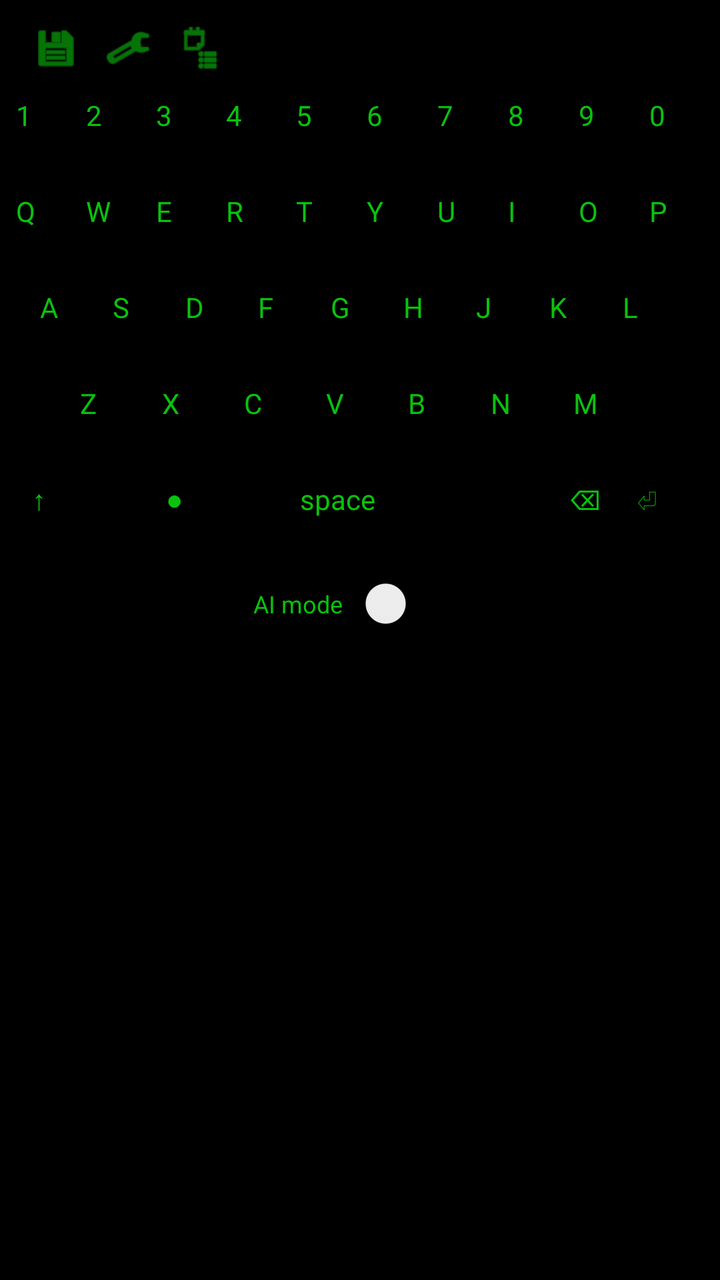
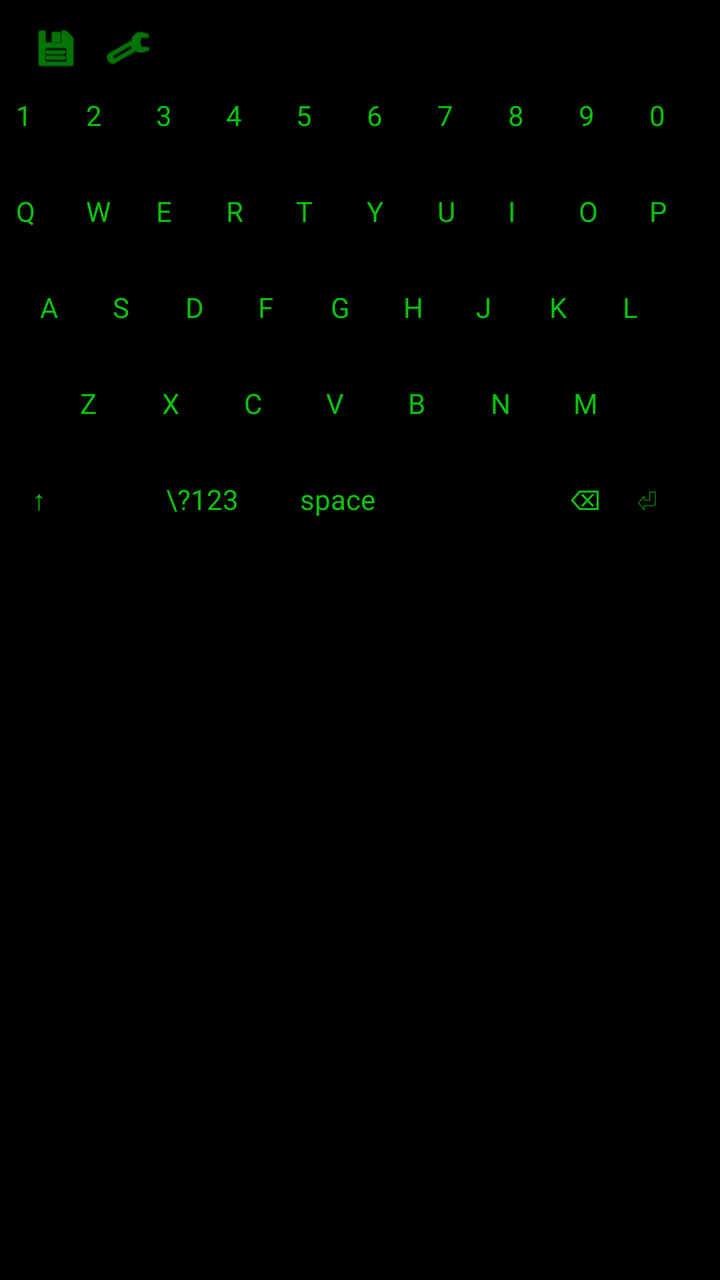

An Android layout rendered at two revisions. The XML below is the earlier revision; the diff shows what the commit changed to produce the second picture.
<!-- AndroidManifest.xml: application theme Theme.SciFiLauncher -->
<!-- res/layout/view_xenos_keyboard.xml -->
<?xml version="1.0" encoding="utf-8"?>
<LinearLayout xmlns:android="http://schemas.android.com/apk/res/android"
    android:id="@+id/xenos_root"
    android:layout_width="match_parent"
    android:layout_height="wrap_content"
    android:orientation="vertical"
    android:padding="4dp"
    android:background="#FF000000">

    
    <LinearLayout
        android:id="@+id/xenos_toolbar"
        android:layout_width="match_parent"
        android:layout_height="40dp"
        android:orientation="horizontal"
        android:gravity="center_vertical"
        android:paddingStart="8dp"
        android:paddingEnd="8dp">

        <ImageButton
            android:id="@+id/btn_clipboard"
            android:layout_width="32dp"
            android:layout_height="32dp"
            android:background="@drawable/xenos_key_black"
            android:src="@android:drawable/ic_menu_save"
            android:tint="#FF09C20C"
            android:contentDescription="Clipboard" />

        <ImageButton
            android:id="@+id/btn_fonts"
            android:layout_width="32dp"
            android:layout_height="32dp"
            android:layout_marginStart="4dp"
            android:background="@drawable/xenos_key_black"
            android:src="@android:drawable/ic_menu_manage"
            android:tint="#FF09C20C"
            android:contentDescription="Fonts" />

        <ImageButton
            android:id="@+id/btn_settings"
            android:layout_width="32dp"
            android:layout_height="32dp"
            android:layout_marginStart="4dp"
            android:background="@drawable/xenos_key_black"
            android:src="@android:drawable/ic_menu_agenda"
            android:tint="#FF09C20C"
            android:contentDescription="Settings" />
    </LinearLayout>

    
    <FrameLayout
        android:id="@+id/xenos_content"
        android:layout_width="match_parent"
        android:layout_height="wrap_content">

        
        <LinearLayout
            android:id="@+id/xenos_key_area"
            android:layout_width="match_parent"
            android:layout_height="wrap_content"
            android:orientation="vertical">

            
            <LinearLayout
                android:layout_width="match_parent"
                android:layout_height="wrap_content"
                android:gravity="center"
                android:weightSum="10">

                <Button
                    android:id="@+id/key_1"
                    android:layout_width="0dp"
                    android:layout_height="48dp"
                    android:layout_weight="1"
                    android:text="1"
                    android:textColor="#FF09C20C"
                    android:background="@drawable/xenos_key_black" />

                <Button
                    android:id="@+id/key_2"
                    android:layout_width="0dp"
                    android:layout_height="48dp"
                    android:layout_weight="1"
                    android:text="2"
                    android:textColor="#FF09C20C"
                    android:background="@drawable/xenos_key_black" />

                <Button
                    android:id="@+id/key_3"
                    android:layout_width="0dp"
                    android:layout_height="48dp"
                    android:layout_weight="1"
                    android:text="3"
                    android:textColor="#FF09C20C"
                    android:background="@drawable/xenos_key_black" />

                <Button
                    android:id="@+id/key_4"
                    android:layout_width="0dp"
                    android:layout_height="48dp"
                    android:layout_weight="1"
                    android:text="4"
                    android:textColor="#FF09C20C"
                    android:background="@drawable/xenos_key_black" />

                <Button
                    android:id="@+id/key_5"
                    android:layout_width="0dp"
                    android:layout_height="48dp"
                    android:layout_weight="1"
                    android:text="5"
                    android:textColor="#FF09C20C"
                    android:background="@drawable/xenos_key_black" />

                <Button
                    android:id="@+id/key_6"
                    android:layout_width="0dp"
                    android:layout_height="48dp"
                    android:layout_weight="1"
                    android:text="6"
                    android:textColor="#FF09C20C"
                    android:background="@drawable/xenos_key_black" />

                <Button
                    android:id="@+id/key_7"
                    android:layout_width="0dp"
                    android:layout_height="48dp"
                    android:layout_weight="1"
                    android:text="7"
                    android:textColor="#FF09C20C"
                    android:background="@drawable/xenos_key_black" />

                <Button
                    android:id="@+id/key_8"
                    android:layout_width="0dp"
                    android:layout_height="48dp"
                    android:layout_weight="1"
                    android:text="8"
                    android:textColor="#FF09C20C"
                    android:background="@drawable/xenos_key_black" />

                <Button
                    android:id="@+id/key_9"
                    android:layout_width="0dp"
                    android:layout_height="48dp"
                    android:layout_weight="1"
                    android:text="9"
                    android:textColor="#FF09C20C"
                    android:background="@drawable/xenos_key_black" />

                <Button
                    android:id="@+id/key_0"
                    android:layout_width="0dp"
                    android:layout_height="48dp"
                    android:layout_weight="1"
                    android:text="0"
                    android:textColor="#FF09C20C"
                    android:background="@drawable/xenos_key_black" />
            </LinearLayout>

            
            <LinearLayout
                android:layout_width="match_parent"
                android:layout_height="wrap_content"
                android:gravity="center"
                android:weightSum="10">

                <Button
                    android:id="@+id/key_q"
                    android:layout_width="0dp"
                    android:layout_height="48dp"
                    android:layout_weight="1"
                    android:text="Q"
                    android:textColor="#FF09C20C"
                    android:background="@drawable/xenos_key_black" />

                <Button
                    android:id="@+id/key_w"
                    android:layout_width="0dp"
                    android:layout_height="48dp"
                    android:layout_weight="1"
                    android:text="W"
                    android:textColor="#FF09C20C"
                    android:background="@drawable/xenos_key_black" />

                <Button
                    android:id="@+id/key_e"
                    android:layout_width="0dp"
                    android:layout_height="48dp"
                    android:layout_weight="1"
                    android:text="E"
                    android:textColor="#FF09C20C"
                    android:background="@drawable/xenos_key_black" />

                <Button
                    android:id="@+id/key_r"
                    android:layout_width="0dp"
                    android:layout_height="48dp"
                    android:layout_weight="1"
                    android:text="R"
                    android:textColor="#FF09C20C"
                    android:background="@drawable/xenos_key_black" />

                <Button
                    android:id="@+id/key_t"
                    android:layout_width="0dp"
                    android:layout_height="48dp"
                    android:layout_weight="1"
                    android:text="T"
                    android:textColor="#FF09C20C"
                    android:background="@drawable/xenos_key_black" />

                <Button
                    android:id="@+id/key_y"
                    android:layout_width="0dp"
                    android:layout_height="48dp"
                    android:layout_weight="1"
                    android:text="Y"
                    android:textColor="#FF09C20C"
                    android:background="@drawable/xenos_key_black" />

                <Button
                    android:id="@+id/key_u"
                    android:layout_width="0dp"
                    android:layout_height="48dp"
                    android:layout_weight="1"
                    android:text="U"
                    android:textColor="#FF09C20C"
                    android:background="@drawable/xenos_key_black" />

                <Button
                    android:id="@+id/key_i"
                    android:layout_width="0dp"
                    android:layout_height="48dp"
                    android:layout_weight="1"
                    android:text="I"
                    android:textColor="#FF09C20C"
                    android:background="@drawable/xenos_key_black" />

                <Button
                    android:id="@+id/key_o"
                    android:layout_width="0dp"
                    android:layout_height="48dp"
                    android:layout_weight="1"
                    android:text="O"
                    android:textColor="#FF09C20C"
                    android:background="@drawable/xenos_key_black" />

                <Button
                    android:id="@+id/key_p"
                    android:layout_width="0dp"
                    android:layout_height="48dp"
                    android:layout_weight="1"
                    android:text="P"
                    android:textColor="#FF09C20C"
                    android:background="@drawable/xenos_key_black" />
            </LinearLayout>

            
            <LinearLayout
                android:layout_width="match_parent"
                android:layout_height="wrap_content"
                android:gravity="center"
                android:weightSum="9"
                android:paddingStart="12dp"
                android:paddingEnd="12dp">

                <Button
                    android:id="@+id/key_a"
                    android:layout_width="0dp"
                    android:layout_height="48dp"
                    android:layout_weight="1"
                    android:text="A"
                    android:textColor="#FF09C20C"
                    android:background="@drawable/xenos_key_black" />

                <Button
                    android:id="@+id/key_s"
                    android:layout_width="0dp"
                    android:layout_height="48dp"
                    android:layout_weight="1"
                    android:text="S"
                    android:textColor="#FF09C20C"
                    android:background="@drawable/xenos_key_black" />

                <Button
                    android:id="@+id/key_d"
                    android:layout_width="0dp"
                    android:layout_height="48dp"
                    android:layout_weight="1"
                    android:text="D"
                    android:textColor="#FF09C20C"
                    android:background="@drawable/xenos_key_black" />

                <Button
                    android:id="@+id/key_f"
                    android:layout_width="0dp"
                    android:layout_height="48dp"
                    android:layout_weight="1"
                    android:text="F"
                    android:textColor="#FF09C20C"
                    android:background="@drawable/xenos_key_black" />

                <Button
                    android:id="@+id/key_g"
                    android:layout_width="0dp"
                    android:layout_height="48dp"
                    android:layout_weight="1"
                    android:text="G"
                    android:textColor="#FF09C20C"
                    android:background="@drawable/xenos_key_black" />

                <Button
                    android:id="@+id/key_h"
                    android:layout_width="0dp"
                    android:layout_height="48dp"
                    android:layout_weight="1"
                    android:text="H"
                    android:textColor="#FF09C20C"
                    android:background="@drawable/xenos_key_black" />

                <Button
                    android:id="@+id/key_j"
                    android:layout_width="0dp"
                    android:layout_height="48dp"
                    android:layout_weight="1"
                    android:text="J"
                    android:textColor="#FF09C20C"
                    android:background="@drawable/xenos_key_black" />

                <Button
                    android:id="@+id/key_k"
                    android:layout_width="0dp"
                    android:layout_height="48dp"
                    android:layout_weight="1"
                    android:text="K"
                    android:textColor="#FF09C20C"
                    android:background="@drawable/xenos_key_black" />

                <Button
                    android:id="@+id/key_l"
                    android:layout_width="0dp"
                    android:layout_height="48dp"
                    android:layout_weight="1"
                    android:text="L"
                    android:textColor="#FF09C20C"
                    android:background="@drawable/xenos_key_black" />
            </LinearLayout>

            
            <LinearLayout
                android:layout_width="match_parent"
                android:layout_height="wrap_content"
                android:gravity="center"
                android:weightSum="7"
                android:paddingStart="32dp"
                android:paddingEnd="32dp">

                <Button
                    android:id="@+id/key_z"
                    android:layout_width="0dp"
                    android:layout_height="48dp"
                    android:layout_weight="1"
                    android:text="Z"
                    android:textColor="#FF09C20C"
                    android:background="@drawable/xenos_key_black" />

                <Button
                    android:id="@+id/key_x"
                    android:layout_width="0dp"
                    android:layout_height="48dp"
                    android:layout_weight="1"
                    android:text="X"
                    android:textColor="#FF09C20C"
                    android:background="@drawable/xenos_key_black" />

                <Button
                    android:id="@+id/key_c"
                    android:layout_width="0dp"
                    android:layout_height="48dp"
                    android:layout_weight="1"
                    android:text="C"
                    android:textColor="#FF09C20C"
                    android:background="@drawable/xenos_key_black" />

                <Button
                    android:id="@+id/key_v"
                    android:layout_width="0dp"
                    android:layout_height="48dp"
                    android:layout_weight="1"
                    android:text="V"
                    android:textColor="#FF09C20C"
                    android:background="@drawable/xenos_key_black" />

                <Button
                    android:id="@+id/key_b"
                    android:layout_width="0dp"
                    android:layout_height="48dp"
                    android:layout_weight="1"
                    android:text="B"
                    android:textColor="#FF09C20C"
                    android:background="@drawable/xenos_key_black" />

                <Button
                    android:id="@+id/key_n"
                    android:layout_width="0dp"
                    android:layout_height="48dp"
                    android:layout_weight="1"
                    android:text="N"
                    android:textColor="#FF09C20C"
                    android:background="@drawable/xenos_key_black" />

                <Button
                    android:id="@+id/key_m"
                    android:layout_width="0dp"
                    android:layout_height="48dp"
                    android:layout_weight="1"
                    android:text="M"
                    android:textColor="#FF09C20C"
                    android:background="@drawable/xenos_key_black" />
            </LinearLayout>

            
            <LinearLayout
                android:layout_width="match_parent"
                android:layout_height="wrap_content"
                android:gravity="center"
                android:weightSum="5"
                android:paddingStart="8dp"
                android:paddingEnd="8dp">

                <Button
                    android:id="@+id/key_shift"
                    android:layout_width="0dp"
                    android:layout_height="48dp"
                    android:layout_weight="1"
                    android:text="↑"
                    android:textColor="#FF09C20C"
                    android:background="@drawable/xenos_key_black" />

                <Button
                    android:id="@+id/key_theme"
                    android:layout_width="0dp"
                    android:layout_height="48dp"
                    android:layout_weight="1"
                    android:text="●"
                    android:textColor="#FF09C20C"
                    android:background="@drawable/xenos_key_black" />

                <Button
                    android:id="@+id/key_space"
                    android:layout_width="0dp"
                    android:layout_height="48dp"
                    android:layout_weight="2"
                    android:text="space"
                    android:textColor="#FF09C20C"
                    android:background="@drawable/xenos_key_black" />

                <Button
                    android:id="@+id/key_delete"
                    android:layout_width="0dp"
                    android:layout_height="48dp"
                    android:layout_weight="0.5"
                    android:text="⌫"
                    android:textColor="#FF09C20C"
                    android:background="@drawable/xenos_key_black" />

                <Button
                    android:id="@+id/key_enter"
                    android:layout_width="0dp"
                    android:layout_height="48dp"
                    android:layout_weight="0.5"
                    android:text="⏎"
                    android:textColor="#FF09C20C"
                    android:background="@drawable/xenos_key_black" />
            </LinearLayout>
        </LinearLayout>

        
        <ScrollView
            android:id="@+id/xenos_clipboard_panel"
            android:layout_width="match_parent"
            android:layout_height="wrap_content"
            android:visibility="gone">

            <LinearLayout
                android:id="@+id/xenos_clipboard_list"
                android:layout_width="match_parent"
                android:layout_height="wrap_content"
                android:orientation="vertical"
                android:padding="4dp" />
        </ScrollView>

        
        <LinearLayout
            android:id="@+id/xenos_settings_overlay"
            android:layout_width="match_parent"
            android:layout_height="60dp"
            android:orientation="horizontal"
            android:gravity="center_vertical"
            android:padding="8dp"
            android:background="#CC000000"
            android:visibility="gone">

            <TextView
                android:id="@+id/txt_tiles"
                android:layout_width="wrap_content"
                android:layout_height="wrap_content"
                android:text="Tiles"
                android:textColor="#FF09C20C"
                android:textSize="12sp" />

            <Switch
                android:id="@+id/switch_color_mode"
                android:layout_width="wrap_content"
                android:layout_height="wrap_content"
                android:layout_marginStart="8dp" />

            <Button
                android:id="@+id/btn_change_mode"
                android:layout_width="wrap_content"
                android:layout_height="wrap_content"
                android:layout_marginStart="16dp"
                android:text="Change mode"
                android:textColor="#FF09C20C"
                android:background="@drawable/xenos_key_black" />
        </LinearLayout>

    </FrameLayout>

    
    <LinearLayout
        android:id="@+id/xenos_settings_panel"
        android:layout_width="match_parent"
        android:layout_height="36dp"
        android:orientation="horizontal"
        android:gravity="center"
        android:paddingStart="8dp"
        android:paddingEnd="8dp">

        <TextView
            android:id="@+id/txt_ai_mode"
            android:layout_width="wrap_content"
            android:layout_height="wrap_content"
            android:text="AI mode"
            android:textColor="#FF09C20C"
            android:textSize="12sp" />

        <Switch
            android:id="@+id/switch_ai_mode"
            android:layout_width="wrap_content"
            android:layout_height="wrap_content"
            android:layout_marginStart="8dp" />
    </LinearLayout>

</LinearLayout>
<!-- resources referenced by this layout -->
<resources>
  <!-- drawable xenos_key_black (drawable) -->
  <?xml version="1.0" encoding="utf-8"?>
  <shape xmlns:android="http://schemas.android.com/apk/res/android"
      android:shape="rectangle">
      <corners android:radius="6dp" />
      <solid android:color="#FF000000" />
      <stroke
          android:width="2dp"
          android:color="#FF000000" />
      <padding
          android:left="4dp"
          android:top="4dp"
          android:right="4dp"
          android:bottom="4dp" />
  </shape>
  <style name="Theme.SciFiLauncher" parent="android:Theme.Material.Light.NoActionBar" />
</resources>

<!-- the commit's change to res/layout/view_xenos_keyboard.xml (unified diff, before → after) -->
@@ -27,24 +27,15 @@
             android:contentDescription="Clipboard" />
 
         <ImageButton
-            android:id="@+id/btn_fonts"
+            android:id="@+id/btn_settings"
             android:layout_width="32dp"
             android:layout_height="32dp"
             android:layout_marginStart="4dp"
             android:background="@drawable/xenos_key_black"
             android:src="@android:drawable/ic_menu_manage"
             android:tint="#FF09C20C"
-            android:contentDescription="Fonts" />
-
-        <ImageButton
-            android:id="@+id/btn_settings"
-            android:layout_width="32dp"
-            android:layout_height="32dp"
-            android:layout_marginStart="4dp"
-            android:background="@drawable/xenos_key_black"
-            android:src="@android:drawable/ic_menu_agenda"
-            android:tint="#FF09C20C"
             android:contentDescription="Settings" />
+
     </LinearLayout>
 
     
@@ -443,7 +434,7 @@
                     android:layout_width="0dp"
                     android:layout_height="48dp"
                     android:layout_weight="1"
-                    android:text="●"
+                    android:text="\?123"
                     android:textColor="#FF09C20C"
                     android:background="@drawable/xenos_key_black" />
 
@@ -474,6 +465,356 @@
                     android:textColor="#FF09C20C"
                     android:background="@drawable/xenos_key_black" />
             </LinearLayout>
+        </LinearLayout>
+
+        
+        <LinearLayout
+            android:id="@+id/xenos_symbol_area"
+            android:layout_width="match_parent"
+            android:layout_height="wrap_content"
+            android:orientation="vertical"
+            android:visibility="gone">
+
+            
+            <LinearLayout
+                android:layout_width="match_parent"
+                android:layout_height="wrap_content"
+                android:gravity="center"
+                android:weightSum="10">
+
+                <Button
+                    android:id="@+id/sym_exclam"
+                    android:layout_width="0dp"
+                    android:layout_height="48dp"
+                    android:layout_weight="1"
+                    android:text="!"
+                    android:textColor="#E91E63"
+                    android:background="@drawable/xenos_key_black" />
+
+                <Button
+                    android:id="@+id/sym_at"
+                    android:layout_width="0dp"
+                    android:layout_height="48dp"
+                    android:layout_weight="1"
+                    android:text="@"
+                    android:textColor="#C20925"
+                    android:background="@drawable/xenos_key_black" />
+
+                <Button
+                    android:id="@+id/sym_hash"
+                    android:layout_width="0dp"
+                    android:layout_height="48dp"
+                    android:layout_weight="1"
+                    android:text="#"
+                    android:textColor="#FF09C20C"
+                    android:background="@drawable/xenos_key_black" />
+
+                <Button
+                    android:id="@+id/sym_dollar"
+                    android:layout_width="0dp"
+                    android:layout_height="48dp"
+                    android:layout_weight="1"
+                    android:text="$"
+                    android:textColor="#FF09C20C"
+                    android:background="@drawable/xenos_key_black" />
+
+                <Button
+                    android:id="@+id/sym_percent"
+                    android:layout_width="0dp"
+                    android:layout_height="48dp"
+                    android:layout_weight="1"
+                    android:text="%"
+                    android:textColor="#FF09C20C"
+                    android:background="@drawable/xenos_key_black" />
+
+                <Button
+                    android:id="@+id/sym_amp"
+                    android:layout_width="0dp"
+                    android:layout_height="48dp"
+                    android:layout_weight="1"
+                    android:text="&amp;"
+                    android:textColor="#FF09C20C"
+                    android:background="@drawable/xenos_key_black" />
+
+                <Button
+                    android:id="@+id/sym_star"
+                    android:layout_width="0dp"
+                    android:layout_height="48dp"
+                    android:layout_weight="1"
+                    android:text="*"
+                    android:textColor="#FF09C20C"
+                    android:background="@drawable/xenos_key_black" />
+
+                <Button
+                    android:id="@+id/sym_lparen"
+                    android:layout_width="0dp"
+                    android:layout_height="48dp"
+                    android:layout_weight="1"
+                    android:text="("
+                    android:textColor="#FF09C20C"
+                    android:background="@drawable/xenos_key_black" />
+
+                <Button
+                    android:id="@+id/sym_rparen"
+                    android:layout_width="0dp"
+                    android:layout_height="48dp"
+                    android:layout_weight="1"
+                    android:text=")"
+                    android:textColor="#FF09C20C"
+                    android:background="@drawable/xenos_key_black" />
+
+                <Button
+                    android:id="@+id/sym_underscore"
+                    android:layout_width="0dp"
+                    android:layout_height="48dp"
+                    android:layout_weight="1"
+                    android:text="_"
+                    android:textColor="#FF09C20C"
+                    android:background="@drawable/xenos_key_black" />
+            </LinearLayout>
+
+            
+            <LinearLayout
+                android:layout_width="match_parent"
+                android:layout_height="wrap_content"
+                android:gravity="center"
+                android:weightSum="10">
+
+                <Button
+                    android:id="@+id/sym_plus"
+                    android:layout_width="0dp"
+                    android:layout_height="48dp"
+                    android:layout_weight="1"
+                    android:text="+"
+                    android:textColor="#FF09C20C"
+                    android:background="@drawable/xenos_key_black" />
+
+                <Button
+                    android:id="@+id/sym_minus"
+                    android:layout_width="0dp"
+                    android:layout_height="48dp"
+                    android:layout_weight="1"
+                    android:text="-"
+                    android:textColor="#FF09C20C"
+                    android:background="@drawable/xenos_key_black" />
+
+                <Button
+                    android:id="@+id/sym_equal"
+                    android:layout_width="0dp"
+                    android:layout_height="48dp"
+                    android:layout_weight="1"
+                    android:text="="
+                    android:textColor="#FF09C20C"
+                    android:background="@drawable/xenos_key_black" />
+
+                <Button
+                    android:id="@+id/sym_slash"
+                    android:layout_width="0dp"
+                    android:layout_height="48dp"
+                    android:layout_weight="1"
+                    android:text="/"
+                    android:textColor="#FF09C20C"
+                    android:background="@drawable/xenos_key_black" />
+
+                <Button
+                    android:id="@+id/sym_backslash"
+                    android:layout_width="0dp"
+                    android:layout_height="48dp"
+                    android:layout_weight="1"
+                    android:text="\\"
+                    android:textColor="#FF09C20C"
+                    android:background="@drawable/xenos_key_black" />
+
+                <Button
+                    android:id="@+id/sym_pipe"
+                    android:layout_width="0dp"
+                    android:layout_height="48dp"
+                    android:layout_weight="1"
+                    android:text="|"
+                    android:textColor="#FF09C20C"
+                    android:background="@drawable/xenos_key_black" />
+
+                <Button
+                    android:id="@+id/sym_tilde"
+                    android:layout_width="0dp"
+                    android:layout_height="48dp"
+                    android:layout_weight="1"
+                    android:text="~"
+                    android:textColor="#FF09C20C"
+                    android:background="@drawable/xenos_key_black" />
+
+                <Button
+                    android:id="@+id/sym_lt"
+                    android:layout_width="0dp"
+                    android:layout_height="48dp"
+                    android:layout_weight="1"
+                    android:text="&lt;"
+                    android:textColor="#FF09C20C"
+                    android:background="@drawable/xenos_key_black" />
+
+                <Button
+                    android:id="@+id/sym_gt"
+                    android:layout_width="0dp"
+                    android:layout_height="48dp"
+                    android:layout_weight="1"
+                    android:text="&gt;"
+                    android:textColor="#FF09C20C"
+                    android:background="@drawable/xenos_key_black" />
+
+                <Button
+                    android:id="@+id/sym_pm"
+                    android:layout_width="0dp"
+                    android:layout_height="48dp"
+                    android:layout_weight="1"
+                    android:text="±"
+                    android:textColor="#FF09C20C"
+                    android:background="@drawable/xenos_key_black" />
+            </LinearLayout>
+
+            
+            <LinearLayout
+                android:layout_width="match_parent"
+                android:layout_height="wrap_content"
+                android:gravity="center"
+                android:weightSum="10">
+
+                <Button
+                    android:id="@+id/sym_comma"
+                    android:layout_width="0dp"
+                    android:layout_height="48dp"
+                    android:layout_weight="1"
+                    android:text=","
+                    android:textColor="#FF09C20C"
+                    android:background="@drawable/xenos_key_black" />
+
+                <Button
+                    android:id="@+id/sym_dot"
+                    android:layout_width="0dp"
+                    android:layout_height="48dp"
+                    android:layout_weight="1"
+                    android:text="."
+                    android:textColor="#FF09C20C"
+                    android:background="@drawable/xenos_key_black" />
+
+                <Button
+                    android:id="@+id/sym_question"
+                    android:layout_width="0dp"
+                    android:layout_height="48dp"
+                    android:layout_weight="1"
+                    android:text="?"
+                    android:textColor="#FF09C20C"
+                    android:background="@drawable/xenos_key_black" />
+
+                <Button
+                    android:id="@+id/sym_colon"
+                    android:layout_width="0dp"
+                    android:layout_height="48dp"
+                    android:layout_weight="1"
+                    android:text=":"
+                    android:textColor="#FF09C20C"
+                    android:background="@drawable/xenos_key_black" />
+
+                <Button
+                    android:id="@+id/sym_semicolon"
+                    android:layout_width="0dp"
+                    android:layout_height="48dp"
+                    android:layout_weight="1"
+                    android:text=";"
+                    android:textColor="#FF09C20C"
+                    android:background="@drawable/xenos_key_black" />
+
+                <Button
+                    android:id="@+id/sym_quote"
+                    android:layout_width="0dp"
+                    android:layout_height="48dp"
+                    android:layout_weight="1"
+                    android:text="'"
+                    android:textColor="#FF09C20C"
+                    android:background="@drawable/xenos_key_black" />
+
+                <Button
+                    android:id="@+id/sym_dquote"
+                    android:layout_width="0dp"
+                    android:layout_height="48dp"
+                    android:layout_weight="1"
+                    android:text="&quot;"
+                    android:textColor="#FF09C20C"
+                    android:background="@drawable/xenos_key_black" />
+
+                <Button
+                    android:id="@+id/sym_ellipsis"
+                    android:layout_width="0dp"
+                    android:layout_height="48dp"
+                    android:layout_weight="1"
+                    android:text="…"
+                    android:textColor="#FF09C20C"
+                    android:background="@drawable/xenos_key_black" />
+
+                <Button
+                    android:id="@+id/sym_bullet"
+                    android:layout_width="0dp"
+                    android:layout_height="48dp"
+                    android:layout_weight="1"
+                    android:text="•"
+                    android:textColor="#FF09C20C"
+                    android:background="@drawable/xenos_key_black" />
+
+                <Button
+                    android:id="@+id/sym_hyphen"
+                    android:layout_width="0dp"
+                    android:layout_height="48dp"
+                    android:layout_weight="1"
+                    android:text="-"
+                    android:textColor="#FF09C20C"
+                    android:background="@drawable/xenos_key_black" />
+            </LinearLayout>
+
+            
+            <LinearLayout
+                android:layout_width="match_parent"
+                android:layout_height="wrap_content"
+                android:gravity="center"
+                android:weightSum="5"
+                android:paddingStart="8dp"
+                android:paddingEnd="8dp">
+
+                <Button
+                    android:id="@+id/sym_to_letters"
+                    android:layout_width="0dp"
+                    android:layout_height="48dp"
+                    android:layout_weight="1"
+                    android:text="ABC"
+                    android:textColor="#FF09C20C"
+                    android:background="@drawable/xenos_key_black" />
+
+                <Button
+                    android:id="@+id/sym_space"
+                    android:layout_width="0dp"
+                    android:layout_height="48dp"
+                    android:layout_weight="2"
+                    android:text="space"
+                    android:textColor="#FF09C20C"
+                    android:background="@drawable/xenos_key_black" />
+
+                <Button
+                    android:id="@+id/sym_delete"
+                    android:layout_width="0dp"
+                    android:layout_height="48dp"
+                    android:layout_weight="0.5"
+                    android:text="⌫"
+                    android:textColor="#FF09C20C"
+                    android:background="@drawable/xenos_key_black" />
+
+                <Button
+                    android:id="@+id/sym_enter"
+                    android:layout_width="0dp"
+                    android:layout_height="48dp"
+                    android:layout_weight="0.5"
+                    android:text="⏎"
+                    android:textColor="#FF09C20C"
+                    android:background="@drawable/xenos_key_black" />
+            </LinearLayout>
+
         </LinearLayout>
 
         
@@ -528,29 +869,4 @@
 
     </FrameLayout>
 
-    
-    <LinearLayout
-        android:id="@+id/xenos_settings_panel"
-        android:layout_width="match_parent"
-        android:layout_height="36dp"
-        android:orientation="horizontal"
-        android:gravity="center"
-        android:paddingStart="8dp"
-        android:paddingEnd="8dp">
-
-        <TextView
-            android:id="@+id/txt_ai_mode"
-            android:layout_width="wrap_content"
-            android:layout_height="wrap_content"
-            android:text="AI mode"
-            android:textColor="#FF09C20C"
-            android:textSize="12sp" />
-
-        <Switch
-            android:id="@+id/switch_ai_mode"
-            android:layout_width="wrap_content"
-            android:layout_height="wrap_content"
-            android:layout_marginStart="8dp" />
-    </LinearLayout>
-
 </LinearLayout>
